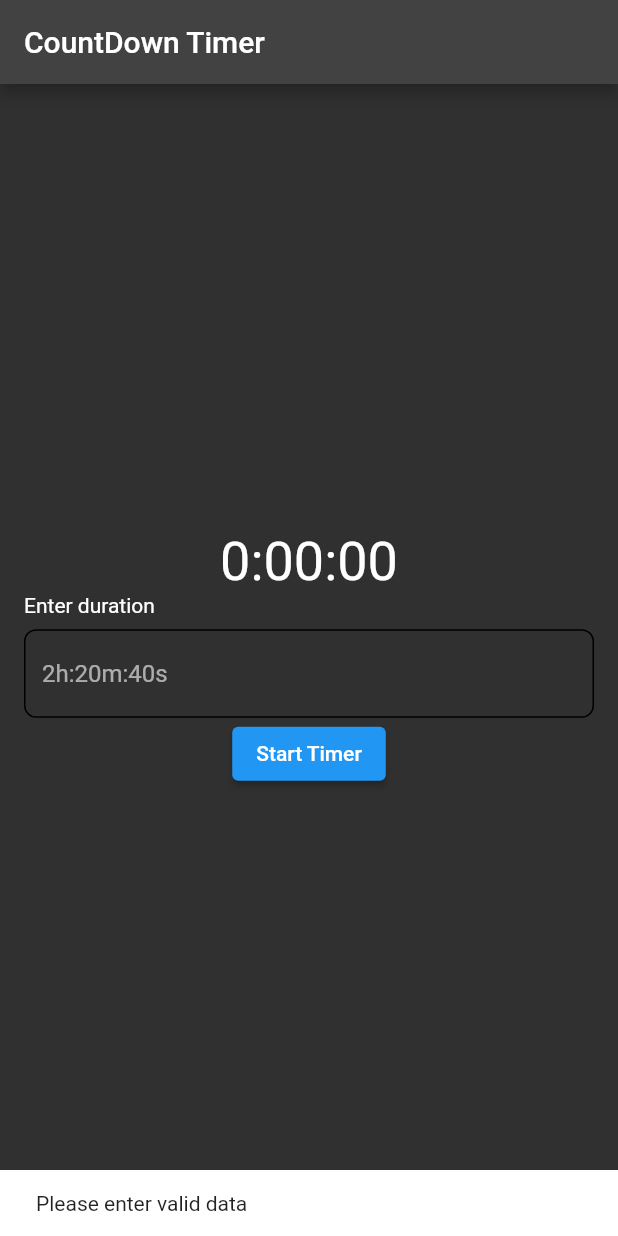
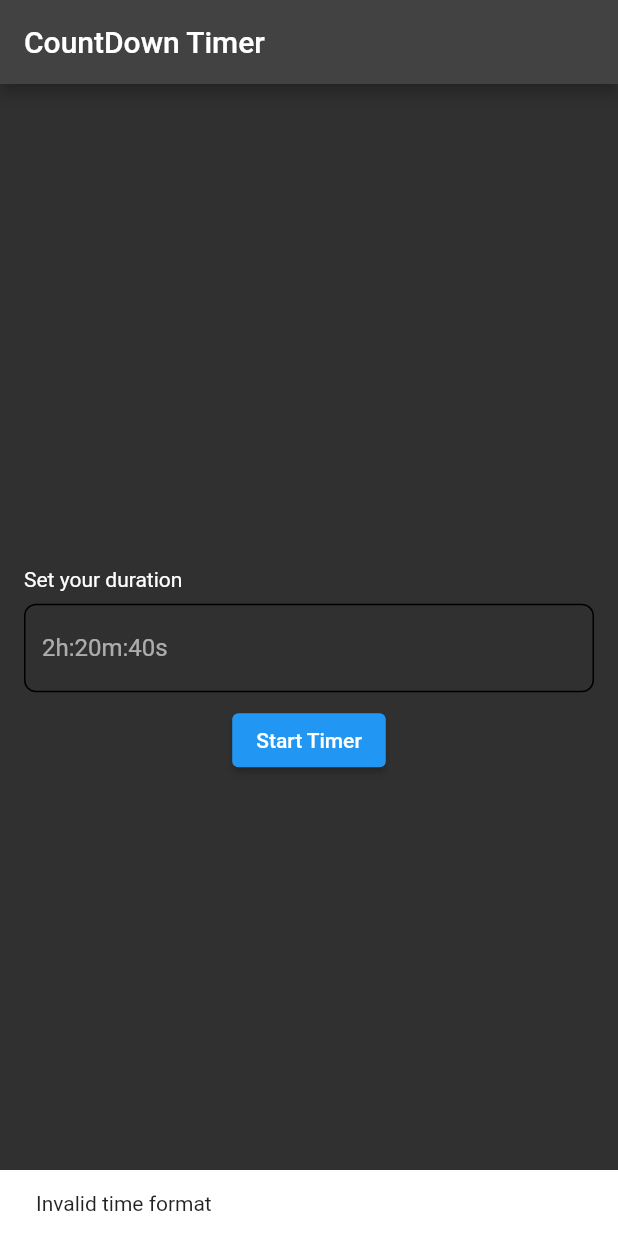
Before and after one commit to saroj1237/demo_app, a Flutter app: the screen it shows after launch, after a tap on "Start Timer", on a phone screen of 412 x 824 dp. Run offline on Flutter 3.47's test engine with Material 2 defaults, Android fonts, the phone set to English and light mode, and no system bars.

```diff
--- a/lib/features/counter/counter_page.dart
+++ b/lib/features/counter/counter_page.dart
@@ -43,8 +43,8 @@ class _CounterPageState extends State<CounterPage> {
         });
       });
     } else {
-      ScaffoldMessenger.of(context).showSnackBar(
-          const SnackBar(content: Text("Please enter valid data")));
+      ScaffoldMessenger.of(context)
+          .showSnackBar(const SnackBar(content: Text("Invalid time format")));
     }
   }
 
@@ -78,13 +78,16 @@ class _CounterPageState extends State<CounterPage> {
           crossAxisAlignment: CrossAxisAlignment.start,
           mainAxisAlignment: MainAxisAlignment.center,
           children: [
-            Center(
-              child: Text(
-                '${myDuration.inHours}:${(myDuration.inMinutes % 60).toString().padLeft(2, '0')}:${(myDuration.inSeconds % 60).toString().padLeft(2, '0')}',
-                style: const TextStyle(fontSize: 36),
-              ),
-            ),
-            const Text("Enter duration"),
+            myDuration.inSeconds < 1
+                ? SizedBox.fromSize()
+                : Center(
+                    child: Text(
+                      '${myDuration.inHours}:${(myDuration.inMinutes % 60).toString().padLeft(2, '0')}:${(myDuration.inSeconds % 60).toString().padLeft(2, '0')}',
+                      style: const TextStyle(fontSize: 36),
+                    ),
+                  ),
+            const SizedBox(height: 16),
+            const Text("Set your duration"),
             const SizedBox(height: 8),
             TextFormField(
               controller: _controller,
@@ -98,6 +101,7 @@ class _CounterPageState extends State<CounterPage> {
                 ),
               ),
             ),
+            const SizedBox(height: 8),
             Center(
                 child: ElevatedButton(
                     onPressed: () {
```
Also changed, not shown: pubspec.yaml (+9 -0 lines), pubspec.lock, 2 other files.
